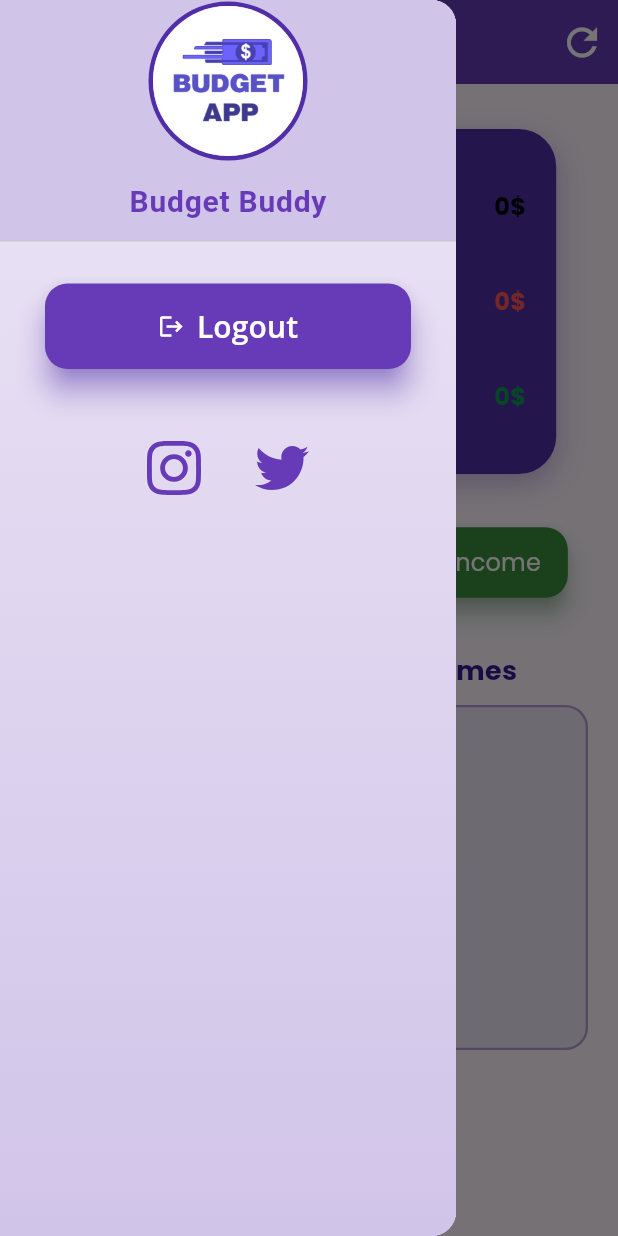
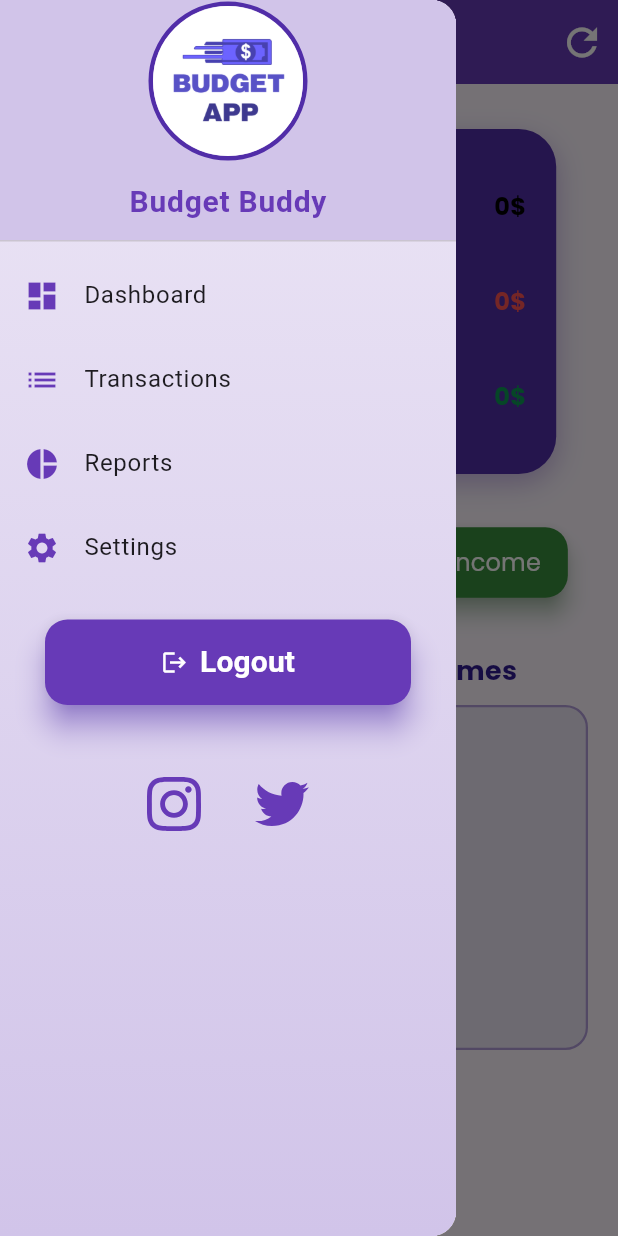
Before and after one commit to Muskanpoddar/Expensio, a Flutter app: the screen it shows once a user with an empty profile is signed in, with the side drawer open, on a phone screen of 412 x 824 dp. Run offline on Flutter 3.47's test engine with Material 3 defaults, Android fonts, the light colour scheme and no system bars; drawn by our look-alikes of fl_chart; our stand-ins replace cloud_firestore, firebase_auth, firebase_core, flutter_hooks, flutter_svg, google_fonts and 4 more; missing offline and left inert: sign_button; accounts and stored records are empty.

Commit message:
Modified components file

```diff
--- a/lib/components.dart
+++ b/lib/components.dart
@@ -1,3 +1,6 @@
+import 'package:Budget_App/screens/report_page.dart';
+import 'package:Budget_App/screens/setting_page.dart';
+import 'package:Budget_App/screens/transaction_page.dart';
 import 'package:Budget_App/utils/colors.dart';
 import 'package:Budget_App/view_model.dart';
 import 'package:fl_chart/fl_chart.dart';
@@ -279,6 +282,7 @@ class DrawerExpense extends HookConsumerWidget {
   @override
   Widget build(BuildContext context, WidgetRef ref) {
     final viewModelProvider = ref.watch(viewModel);
+
     return Drawer(
       child: Container(
         decoration: const BoxDecoration(
@@ -291,6 +295,7 @@ class DrawerExpense extends HookConsumerWidget {
         child: ListView(
           padding: EdgeInsets.zero,
           children: [
+            // ==== Drawer Header ====
             DrawerHeader(
               padding: const EdgeInsets.only(bottom: 10.0),
               decoration: BoxDecoration(color: Colors.deepPurple.shade100),
@@ -323,7 +328,49 @@ class DrawerExpense extends HookConsumerWidget {
                 ],
               ),
             ),
+
+            // ==== Menu Items ====
+            ListTile(
+              leading: const Icon(Icons.dashboard, color: Colors.deepPurple),
+              title: const Text("Dashboard"),
+              onTap: () {
+                Navigator.pop(context); // close drawer, stay on dashboard
+              },
+            ),
+            ListTile(
+              leading: const Icon(Icons.list, color: Colors.deepPurple),
+              title: const Text("Transactions"),
+              onTap: () {
+                Navigator.push(
+                  context,
+                  MaterialPageRoute(builder: (_) => const TransactionsPage()),
+                );
+              },
+            ),
+            ListTile(
+              leading: const Icon(Icons.pie_chart, color: Colors.deepPurple),
+              title: const Text("Reports"),
+              onTap: () {
+                Navigator.push(
+                  context,
+                  MaterialPageRoute(builder: (_) => const ReportsPage()),
+                );
+              },
+            ),
+            ListTile(
+              leading: const Icon(Icons.settings, color: Colors.deepPurple),
+              title: const Text("Settings"),
+              onTap: () {
+                Navigator.push(
+                  context,
+                  MaterialPageRoute(builder: (_) => const SettingsPage()),
+                );
+              },
+            ),
+
             const SizedBox(height: 20),
+
+            // ==== Logout Button ====
             Padding(
               padding: const EdgeInsets.symmetric(horizontal: 30.0),
               child: ElevatedButton.icon(
@@ -337,18 +384,23 @@ class DrawerExpense extends HookConsumerWidget {
                   ),
                 ),
                 icon: const Icon(Icons.logout, color: Colors.white),
-                label: OpenSans(
-                  text: "Logout",
-                  size: 20,
-                  color: Colors.white,
-                  fontWeight: FontWeight.w600,
+                label: const Text(
+                  "Logout",
+                  style: TextStyle(
+                    fontSize: 20,
+                    fontWeight: FontWeight.w600,
+                    color: Colors.white,
+                  ),
                 ),
                 onPressed: () async {
                   await viewModelProvider.logout();
                 },
               ),
             ),
+
             const SizedBox(height: 40),
+
+            // ==== Social Links ====
             Center(
               child: Row(
                 mainAxisAlignment: MainAxisAlignment.center,
```
